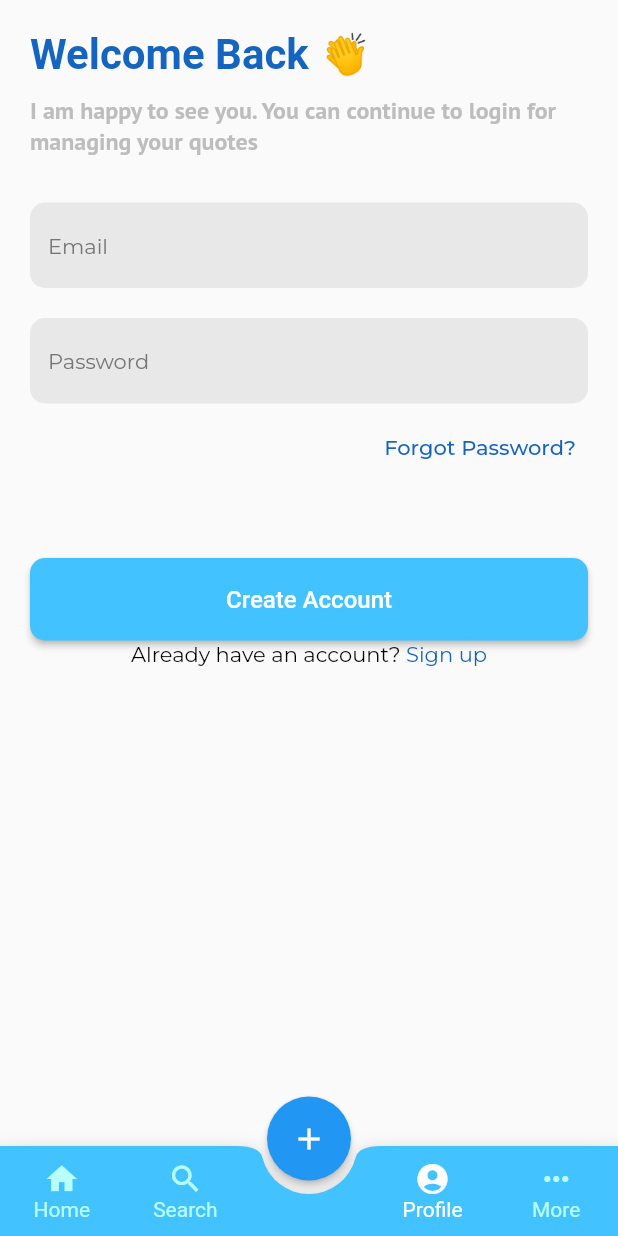
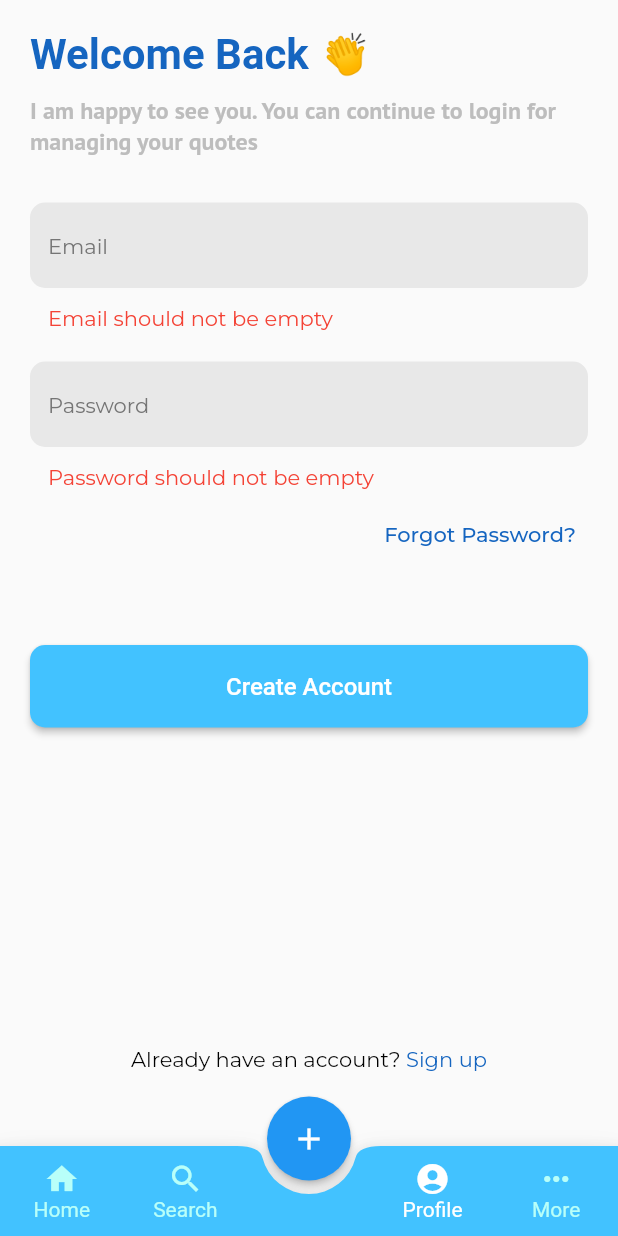
Before and after one commit to kyawtmayhlaing173/daily_quotes, a Flutter app: the screen it shows after launch, item 3 of the bottom bar chosen, after a tap on "Create Account", on a phone screen of 412 x 824 dp. Run offline on Flutter 3.47's test engine with Material 2 defaults, Android fonts, the phone set to English and light mode, and no system bars; our stand-ins replace bloc, equatable, firebase_auth, firebase_core, flutter_bloc, google_fonts; accounts and stored records are empty; network calls fail.

Commit message:
Add Firebase Authentication in signup and login

```diff
--- a/lib/data/mixins/input_validation_mixins.dart
+++ b/lib/data/mixins/input_validation_mixins.dart
@@ -5,8 +5,10 @@ mixin InputValidationMixin {
   }
 
   String? isPasswordValid({required String password}) {
+    // RegExp pattern = RegExp(
+    //     "r'^(?=.*?[A-Z])(?=.*?[a-z])(?=.*?[0-9])(?=.*?[!@#\$&*~]).{8,}\$");
     RegExp pattern = RegExp(
-        "r'^(?=.*?[A-Z])(?=.*?[a-z])(?=.*?[0-9])(?=.*?[!@#\$&*~]).{8,}\$");
+        '^(?=.*[a-z])(?=.*[A-Z])(?=.*[0-9])[A-Za-z0-9{};:=<>_+-^#\$@!%*?&.\/()¶∆√π÷×~|%£©®™℅¢€\'\"„”—…·¡¿±÷°•`´¥]+\$');
 
     if (password.isEmpty) {
       return "Password should not be empty";
--- a/lib/main.dart
+++ b/lib/main.dart
@@ -28,7 +28,7 @@
           ),
           BlocProvider(
             create: (authBloc) => AuthBloc(
-              authRepository: RepositoryProvider.of<AuthRepository>(context),
+              authRepository: RepositoryProvider.of<AuthRepository>(authBloc),
             ),
           ),
         ],
--- a/lib/screens/login_screen.dart
+++ b/lib/screens/login_screen.dart
@@ -1,6 +1,11 @@
+import 'dart:developer';
+
+import 'package:daily_quotes/bloc/bloc/auth_bloc.dart';
 import 'package:daily_quotes/constants/app_constants.dart';
+import 'package:daily_quotes/screens/profile_screen.dart';
 import 'package:daily_quotes/screens/signup_screen.dart';
 import 'package:flutter/material.dart';
+import 'package:flutter_bloc/flutter_bloc.dart';
 import 'package:google_fonts/google_fonts.dart';
 
 import '../widgets/input_field_widget.dart';
@@ -15,13 +20,40 @@ class LoginScreen extends StatefulWidget {
 class _LoginScreenState extends State<LoginScreen> {
   TextStyle textStyle = GoogleFonts.montserrat(color: Colors.black);
   final _formKey = GlobalKey<FormState>();
+  TextEditingController _emailController = new TextEditingController();
+  TextEditingController _passwordController = new TextEditingController();
 
   @override
   Widget build(BuildContext context) {
     return Scaffold(
-      body: SafeArea(
-        child: SingleChildScrollView(
-          child: Center(
+      body: BlocConsumer<AuthBloc, AuthState>(
+        listener: (context, state) {
+          if (state is Authenticated) {
+            log("State is Authenticated");
+            Navigator.pushReplacement(
+              context,
+              MaterialPageRoute(
+                builder: (context) => const ProfileScreen(),
+              ),
+            );
+          }
+          if (state is AuthError) {
+            log("State is Error");
+          }
+        },
+        builder: (context, state) {
+          if (state is Loading) {
+            log("State is Loading");
+            return const Center(
+              child: CircularProgressIndicator(),
+            );
+          } else if (state is UnAuthenticated) {
+            log("State is Unauthenticated");
+            return SafeArea(
+              child: CustomScrollView(
+                slivers: [
+                  SliverFillRemaining(
+                    hasScrollBody: false,
                     child: Container(
                       margin: const EdgeInsets.all(20),
                       child: Form(
@@ -46,9 +78,15 @@ class _LoginScreenState extends State<LoginScreen> {
                               ),
                             ),
                             const SizedBox(height: 30),
-                    const InputField(hintText: "Email"),
+                            InputField(
+                              hintText: "Email",
+                              controller: _emailController,
+                            ),
                             const SizedBox(height: 20),
-                    const InputField(hintText: "Password"),
+                            InputField(
+                              hintText: "Password",
+                              controller: _passwordController,
+                            ),
                             const SizedBox(height: 5),
                             _forgotPasswordWidget(),
                             const SizedBox(height: 50),
@@ -60,8 +98,13 @@ class _LoginScreenState extends State<LoginScreen> {
                         ),
                       ),
                     ),
+                  )
+                ],
               ),
-        ),
+            );
+          }
+          return const Text("404 Not Found");
+        },
       ),
     );
   }
@@ -84,7 +127,15 @@ class _LoginScreenState extends State<LoginScreen> {
       width: MediaQuery.of(context).size.width,
       height: 55,
       child: ElevatedButton(
-        onPressed: () {},
+        onPressed: () {
+          if (_formKey.currentState!.validate()) {
+            BlocProvider.of<AuthBloc>(context).add(
+              SignInRequested(
+                  email: _emailController.text,
+                  password: _passwordController.text),
+            );
+          }
+        },
         child: const Text(
           "Create Account",
           style: TextStyle(fontSize: 16),
@@ -104,7 +155,7 @@ class _LoginScreenState extends State<LoginScreen> {
     return Center(
       child: GestureDetector(
         onTap: () {
-          Navigator.push(
+          Navigator.pushReplacement(
             context,
             MaterialPageRoute(
               builder: (context) => const SignUpScreen(),
--- a/lib/widgets/input_field_widget.dart
+++ b/lib/widgets/input_field_widget.dart
@@ -6,9 +6,11 @@ import 'package:flutter/material.dart';
 
 class InputField extends StatefulWidget with InputValidationMixin {
   final String hintText;
+  final TextEditingController controller;
   const InputField({
     Key? key,
     required this.hintText,
+    required this.controller,
   }) : super(key: key);
 
   @override
@@ -19,7 +21,9 @@ class _InputFieldState extends State<InputField> {
   @override
   Widget build(BuildContext context) {
     return TextFormField(
+      controller: widget.controller,
       style: GoogleFonts.montserrat(color: Colors.black, fontSize: 14),
+      obscureText: widget.hintText == 'Password' ? true : false,
       decoration: InputDecoration(
         border: OutlineInputBorder(
           borderRadius: BorderRadius.circular(10),
```
Also changed, not shown: lib/screens/signup_screen.dart (+50 -6 lines). Lines whose indentation alone changed are shown as unchanged.
